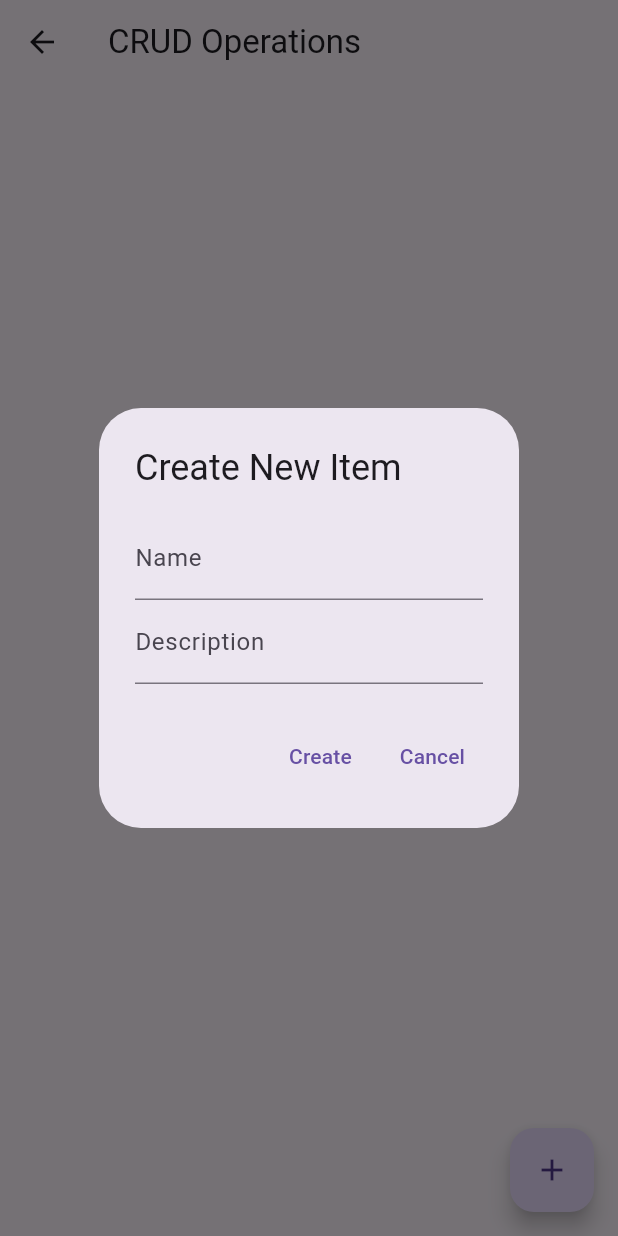
After one commit to Enzobat0/EcoTrack_Lite, a Flutter app: the CrudScreen screen opened directly, after a tap on the "add" icon, on a phone screen of 412 x 824 dp. The commit adds this screen. Run offline on Flutter 3.47's test engine with Material 3 defaults, Android fonts, the phone set to English and light mode, and no system bars; our stand-ins replace cloud_firestore, firebase_auth, firebase_core, google_fonts, google_sign_in; accounts and stored records are empty.

Commit message:
commit changes

```diff
--- /dev/null
+++ b/lib/screens/crud_screen.dart
@@ -0,0 +1,179 @@
+import 'package:flutter/material.dart';
+import 'package:cloud_firestore/cloud_firestore.dart';
+
+class Item {
+  final String id;
+  final String name;
+  final String description;
+
+  Item({required this.id, required this.name, required this.description});
+
+  factory Item.fromDocument(DocumentSnapshot doc) {
+    return Item(
+      id: doc.id,
+      name: doc['name'],
+      description: doc['description'],
+    );
+  }
+}
+
+class CrudScreen extends StatefulWidget {
+  @override
+  _CrudScreenState createState() => _CrudScreenState();
+}
+
+class _CrudScreenState extends State<CrudScreen> {
+  final TextEditingController _nameController = TextEditingController();
+  final TextEditingController _descriptionController = TextEditingController();
+
+  // Firestore instance
+  final FirebaseFirestore _firestore = FirebaseFirestore.instance;
+
+  // CRUD Methods
+  Future<void> createItem(String name, String description) async {
+    await _firestore.collection('items').add({
+      'name': name,
+      'description': description,
+    });
+  }
+
+  Stream<List<Item>> readItems() {
+    return _firestore.collection('items').snapshots().map((snapshot) {
+      return snapshot.docs.map((doc) => Item.fromDocument(doc)).toList();
+    });
+  }
+
+  Future<void> updateItem(String id, String name, String description) async {
+    await _firestore.collection('items').doc(id).update({
+      'name': name,
+      'description': description,
+    });
+  }
+
+  Future<void> deleteItem(String id) async {
+    await _firestore.collection('items').doc(id).delete();
+  }
+
+  void showItemDialog({Item? item}) {
+    if (item != null) {
+      _nameController.text = item.name;
+      _descriptionController.text = item.description;
+    } else {
+      _nameController.clear();
+      _descriptionController.clear();
+    }
+
+    showDialog(
+      context: context,
+      builder: (context) {
+        return AlertDialog(
+          title: Text(item == null ? 'Create New Item' : 'Update Item'),
+          content: Column(
+            mainAxisSize: MainAxisSize.min,
+            children: [
+              TextField(
+                controller: _nameController,
+                decoration: const InputDecoration(labelText: 'Name'),
+              ),
+              TextField(
+                controller: _descriptionController,
+                decoration: const InputDecoration(labelText: 'Description'),
+              ),
+            ],
+          ),
+          actions: [
+            TextButton(
+              onPressed: () {
+                if (item == null) {
+                  // Create new item
+                  createItem(
+                    _nameController.text,
+                    _descriptionController.text,
+                  ).then((_) {
+                    _nameController.clear();
+                    _descriptionController.clear();
+                    // ignore: use_build_context_synchronously
+                    Navigator.of(context).pop();
+                  });
+                } else {
+                  // Update existing item
+                  updateItem(
+                    item.id,
+                    _nameController.text,
+                    _descriptionController.text,
+                  ).then((_) {
+                    _nameController.clear();
+                    _descriptionController.clear();
+                    // ignore: use_build_context_synchronously
+                    Navigator.of(context).pop();
+                  });
+                }
+              },
+              child: Text(item == null ? 'Create' : 'Update'),
+            ),
+            TextButton(
+              onPressed: () {
+                Navigator.of(context).pop();
+              },
+              child: const Text('Cancel'),
+            ),
+          ],
+        );
+      },
+    );
+  }
+
+  @override
+  Widget build(BuildContext context) {
+    return Scaffold(
+      appBar: AppBar(title: const Text('CRUD Operations')),
+      body: StreamBuilder<List<Item>>(
+        stream: readItems(),
+        builder: (context, snapshot) {
+          if (snapshot.hasError) {
+            return Center(child: Text('Error: ${snapshot.error}'));
+          }
+          if (snapshot.connectionState == ConnectionState.waiting) {
+            return const Center(child: CircularProgressIndicator());
+          }
+
+          final items = snapshot.data;
+
+          return ListView.builder(
+            itemCount: items!.length,
+            itemBuilder: (context, index) {
+              return ListTile(
+                title: Text(items[index].name),
+                subtitle: Text(items[index].description),
+                trailing: Row(
+                  mainAxisSize: MainAxisSize.min,
+                  children: [
+                    IconButton(
+                      icon: const Icon(Icons.edit),
+                      onPressed: () {
+                        showItemDialog(
+                            item: items[index]); // Pass the item to update
+                      },
+                    ),
+                    IconButton(
+                      icon: const Icon(Icons.delete),
+                      onPressed: () {
+                        deleteItem(items[index].id);
+                      },
+                    ),
+                  ],
+                ),
+              );
+            },
+          );
+        },
+      ),
+      floatingActionButton: FloatingActionButton(
+        onPressed: () {
+          showItemDialog(); // Show dialog to create a new item
+        },
+        child: const Icon(Icons.add),
+      ),
+    );
+  }
+}
--- a/lib/screens/launch_screen.dart
+++ b/lib/screens/launch_screen.dart
@@ -19,8 +19,10 @@ class LaunchScreen extends StatelessWidget {
             const SizedBox(height: 50),
             ElevatedButton(
               onPressed: () {
-                Navigator.push(context,
-                    MaterialPageRoute(builder: (context) => FoodHabits()));
+                Navigator.push(
+                    context,
+                    MaterialPageRoute(
+                        builder: (context) => const FoodHabits()));
               },
               style: ElevatedButton.styleFrom(
                 backgroundColor: buttoncolor,
--- a/lib/screens/step1.dart
+++ b/lib/screens/step1.dart
@@ -120,8 +120,10 @@ class _FoodHabitsState extends State<FoodHabits> {
                   alignment: Alignment.centerRight,
                   child: ElevatedButton(
                     onPressed: () {
-                      Navigator.push(context,
-                          MaterialPageRoute(builder: (context) => Transport()));
+                      Navigator.push(
+                          context,
+                          MaterialPageRoute(
+                              builder: (context) => const Transport()));
                     },
                     style: ElevatedButton.styleFrom(
                       backgroundColor: primarycolor,
--- a/pubspec.yaml
+++ b/pubspec.yaml
@@ -14,6 +14,7 @@ dependencies:
   firebase_core: ^3.8.0
   firebase_auth: ^5.3.3
   google_sign_in: ^6.2.2
+  cloud_firestore: ^5.5.0
 
 dev_dependencies:
   flutter_test:
```
Also changed, not shown: lib/screens/eco_tips_screen.dart (+5 -3 lines), lib/screens/ecotips.dart (+10 -5 lines), lib/screens/homepage.dart (+15 -8 lines), lib/screens/login.dart (+17 -11 lines), lib/screens/profile.dart (+13 -12 lines), lib/screens/results.dart (+5 -5 lines), lib/screens/sign_up.dart (+41 -21 lines), lib/screens/step2.dart (+7 -8 lines), lib/screens/step3.dart (+7 -9 lines), lib/screens/step4.dart (+7 -9 lines), lib/screens/step5.dart (+7 -10 lines), lib/screens/step6.dart (+9 -11 lines), lib/firebase_options.dart, pubspec.lock, 3 other files.
